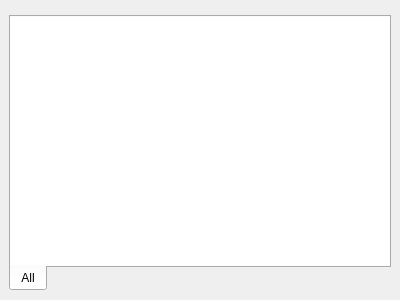
OFFIS-Automation/Framework, file modules/frontend/projects/LogWidget/LogWindow.ui: the form before one commit.
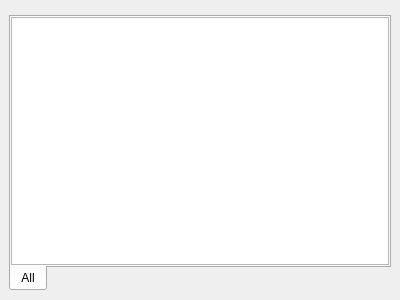
The form after the commit. Custom widgets are drawn as their Qt base class.

What changed in the file:
```diff
--- a/modules/frontend/projects/LogWidget/LogWindow.ui
+++ b/modules/frontend/projects/LogWidget/LogWindow.ui
@@ -60,9 +60,6 @@
         </property>
         <item>
          <widget class="ExtendedTextEdit" name="plainTextEdit">
-          <property name="frameShape">
-           <enum>QFrame::NoFrame</enum>
-          </property>
           <property name="readOnly">
            <bool>true</bool>
           </property>
```
